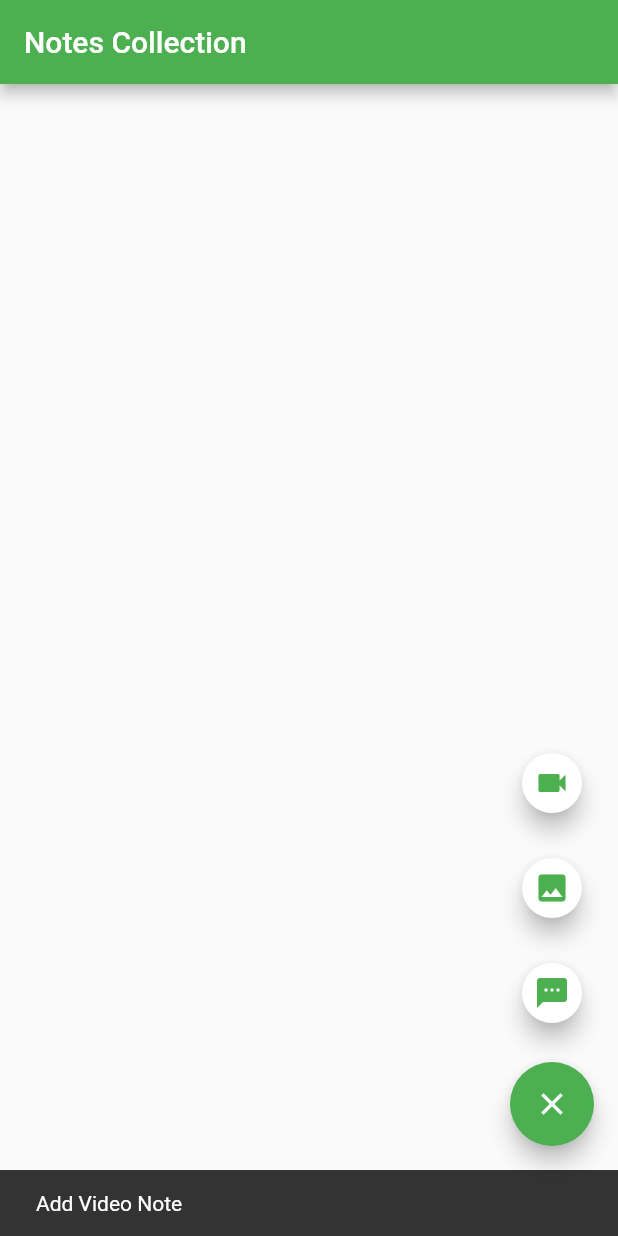
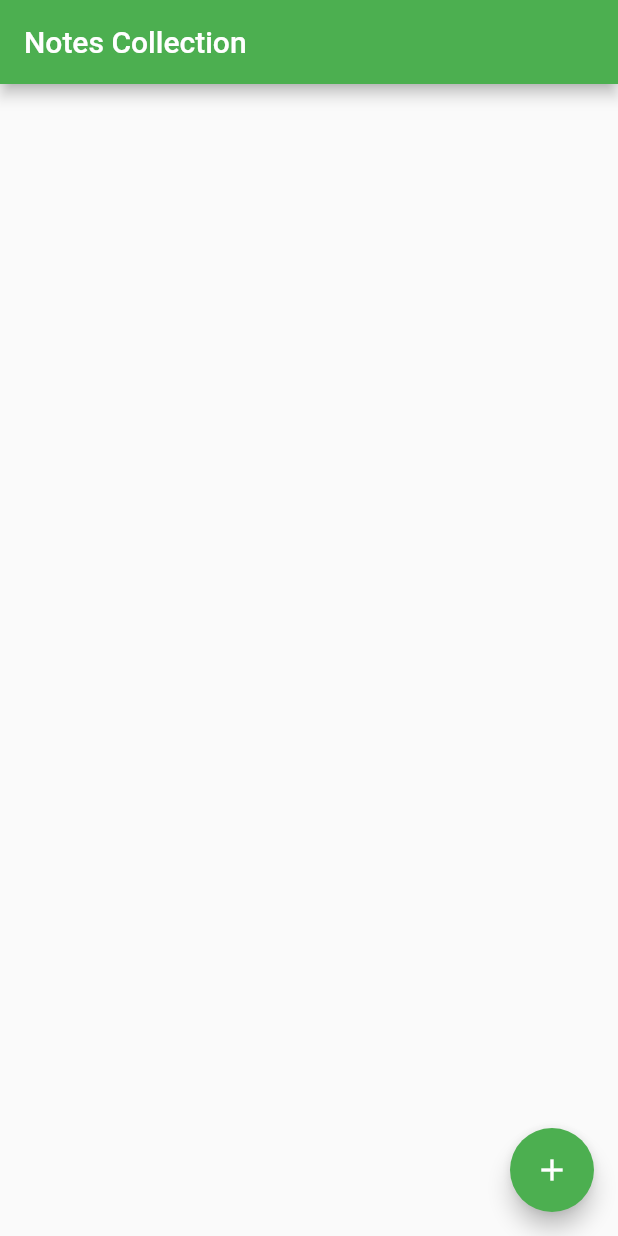
Before and after one commit to gorkhali125/flutter_diary, a Flutter app: the screen it shows after launch, after a tap on the "add" icon, after a tap on the "videocam" icon, on a phone screen of 412 x 824 dp. Run offline on Flutter 3.47's test engine with Material 2 defaults, Android fonts, the phone set to English and light mode, and no system bars.

```diff
--- a/lib/main.dart
+++ b/lib/main.dart
@@ -6,6 +6,8 @@ void main() {
 }
 
 class MyApp extends StatelessWidget {
+  static const routeName = 'home';
+
   @override
   Widget build(BuildContext context) {
     return MaterialApp(
@@ -14,6 +16,10 @@ class MyApp extends StatelessWidget {
         visualDensity: VisualDensity.adaptivePlatformDensity,
       ),
       home: MyHomePage(),
+      initialRoute: '/',
+      routes: {
+        MyApp.routeName: (context) => MyApp(),
+      },
     );
   }
 }
@@ -67,9 +73,7 @@ class _MyHomePageState extends State<MyHomePage> with TickerProviderStateMixin {
                 mini: true,
                 child: new Icon(icons[index], color: foregroundColor),
                 onPressed: () {
-                  String snackText = (index == 0) ? 'Add Video Note' : (index == 1 ? 'Add Image Note' : 'Add Text Note');
-                  final snackBar = SnackBar(content: Text(snackText));
-                  globalKey.currentState.showSnackBar(snackBar);
+                  _controller.reverse();
                 },
               ),
             ),
```
